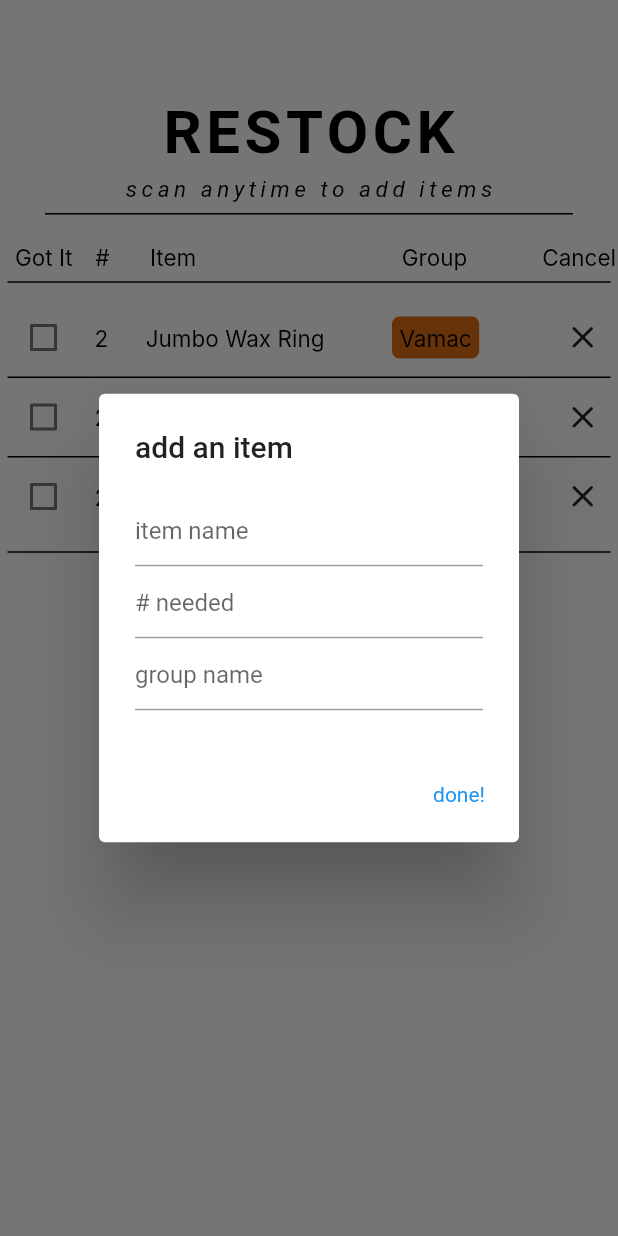
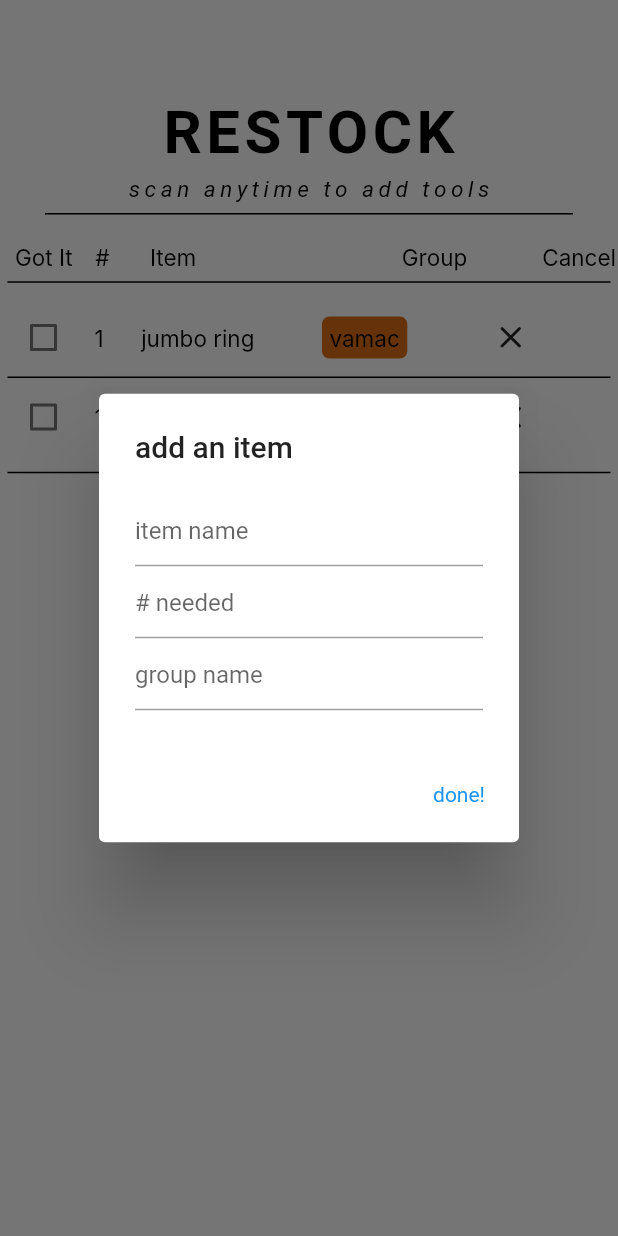
Before and after one commit to chloejireland/sb_inventory, a Flutter app: the AddItemsPage screen opened directly, after a tap on the "add box" icon, on a phone screen of 412 x 824 dp. Run offline on Flutter 3.47's test engine with Material 2 defaults, Android fonts, the phone set to English and light mode, and no system bars; our stand-ins replace firebase_core, firebase_database; accounts and stored records are empty; Roboto replaces fonts that are missing (Inter, Viga).

Commit message:
commiting changes

```diff
--- a/lib/addItems.dart
+++ b/lib/addItems.dart
@@ -1,7 +1,18 @@
-// ignore_for_file: file_names
+//TODO
+// - fix add screen by adding cancel button and validation of user input
+
+// ignore_for_file: file_names, avoid_print, prefer_const_constructors
+
+import 'dart:async';
+import 'dart:convert';
+import 'dart:core';
+import 'dart:io';
+
+import 'package:firebase_database/ui/utils/stream_subscriber_mixin.dart';
 import 'package:flutter/material.dart';
 import 'package:firebase_core/firebase_core.dart';
 import 'package:firebase_database/firebase_database.dart';
+//import 'package:sb_inventory/tool.dart';
 
 class AddItems extends StatelessWidget {
   @override
@@ -18,28 +29,163 @@ class AddItemsPage extends StatefulWidget {
 }
 
 class _AddItemsPageState extends State<AddItemsPage> {
-  static final List<String> items = <String>["Item 1", "Item 2", "Item 3"];
+  //late List<Tool> tools;
+  late List values;
+  late List<dynamic> keys;
 
   final database = FirebaseDatabase.instance.ref();
+  DatabaseReference toolsChild = FirebaseDatabase.instance.ref("/toolID");
+  late StreamSubscription _streamSubscription;
+
+  DatabaseReference dbRef = FirebaseDatabase.instance.ref('/toolID');
+
+  //DatabaseReference toolsChild = dbRef.child("tools");
 
   final TextEditingController itemCtrl = TextEditingController();
   final TextEditingController numCtrl = TextEditingController();
   final TextEditingController groupCtrl = TextEditingController();
 
-  List<bool> isChecked = List<bool>.generate(items.length, (index) => false);
+  @override
+  void initState() {
+    super.initState();
+    _activateListener();
+  }
 
   // discard any resources used up by the object
   @override
   void dispose() {
+    super.dispose();
     itemCtrl.dispose();
     numCtrl.dispose();
     groupCtrl.dispose();
-    super.dispose();
+  }
+
+  void _activateListener() {
+    List<String> toolAtts = [];
+    dbRef.onValue.listen((DatabaseEvent event) {
+      // iterate through the whole database by every key?
+      final data = event.snapshot.value;
+      //print("raw data: ");
+      //print(data);
+      String encodeData = jsonEncode(data);
+      Map<String, dynamic> parsedData = jsonDecode(encodeData);
+      //print("parsed data:");
+      //print('${parsedData.runtimeType} : $parsedData');
+      //print("print: parsedData[1]");
+      //print(parsedData[0]);
+      //print("parsed data length: ");
+      dynamic values = parsedData.values;
+      print('values: $values');
+
+      print('--------- PARSED DATA ---------');
+
+      print('parsed dataruntime type');
+      print(parsedData.runtimeType);
+      print('parsed data: $parsedData');
+
+      // key -itemID
+      toolAtts.add(parsedData.keys.first);
+      // current stock (type cast to string)
+      toolAtts.add(values.elementAt(0)['currentStock'].toString());
+      // groupname
+      toolAtts.add(values.elementAt(0)['groupName']);
+      // toolName
+      toolAtts.add(values.elementAt(0)['toolName']);
+
+      //print(parsedData.values.elementAt(0)['currentStock']); // current Stock?
+
+      print('toolAtts: $toolAtts');
+      print('--------------------------------');
+
+      /*
+      print('---------- UNPARSED DATA -----------------');
+      print('data runtime type');
+      print(data.runtimeType);
+      print('data: $data');
+      // print(); // current Stock?
+      print('-------------------------------------------');
+      */
+
+      try {
+        //var tool = Tool.fromJson(parsedData);
+        //print(tool.currentStock);
+        //tools.add(tool);
+      } catch (e) {
+        print("error with $e");
+        //exit(0);
+      }
+
+      // TESTING SOMETHING
+      // -----------------
+      /*
+      List testingList;
+      for (MapEntry<String, dynamic> idx in parsedData.entries) {
+        testingList.add(Tool.fromJson(idx));
+      }
+      */
+
+      // ------------------
+
+      //print(parsedData.keys.first);
+      //print('values :  \t $values');
+      //Iterable<dynamic> values = parsedData.values;
+
+      /****
+
+      String toolID = parsedData.keys.first; // need to change
+
+      int curStock = parsedData.values.elementAt(0);
+      //print(curStock);
+
+      //int curStock = values.elementAt(0);
+      String groupName = values.elementAt(1);
+      String toolName = values.elementAt(2);
+      print(curStock);
+      print(toolID);
+      print(groupName);
+      print(toolName);
+
+      ******/
+
+      //values = parsedData.values;
+      //keys = parsedData.keys.first;
+      //Tool(this.toolID, this.groupName, this.toolName, this.currentStock);
+
+      //Tool tool = Tool(toolID, groupName, toolName, curStock);
+      //tools.add(tool);
+    });
+  } // end activate listenters
+
+  void makeTool(List keys, List values, List toolsList) {
+    // for the length of the 'keys' list
+    for (int idx = 0; idx < keys.length; idx++) {
+      //String a = keys[idx];
+      //String b = values[idx]['currentStock'];
+      //String c = values[idx]['groupName'];
+      //String d = values[idx]['toolName'];
+
+      //Tool tool = Tool(a, b, c, d);
+      //tools.add(tool);
+    }
+  }
+
+  String string(int) {
+    var newStr = int.toString();
+    return newStr;
   }
 
   @override
   Widget build(BuildContext context) {
-    final toolsRef = database.child('/tools');
+    //initialize tools with all of the objects before calling build function
+    // to avoid late inisitalization error?
+    final toolsRef = database.child('/toolID');
+    //_activateListener();
+
+    // makeTool(keys, values, tools);
+    // need to have the db loaded be4 making the list
+
+    List<String> tools = ['1', '2'];
+    List<bool> isChecked = List<bool>.generate(tools.length, (index) => false);
 
     return Scaffold(
       body: Container(
@@ -52,10 +198,10 @@ class _AddItemsPageState extends State<AddItemsPage> {
             ListView.separated(
               shrinkWrap: true,
               padding: const EdgeInsets.all(5),
-              itemCount: items.length,
+              itemCount: tools.length,
               itemBuilder: (context, index) {
-                final item = items[index];
-                return Row(key: ObjectKey(item), children: [
+                //final tool = tools[index];
+                return Row(key: ObjectKey(tools[index]), children: [
                   Checkbox(
                     value: isChecked[index],
                     onChanged: (value) {
@@ -67,24 +213,27 @@ class _AddItemsPageState extends State<AddItemsPage> {
                   // ignore: prefer_const_constructors
                   Padding(
                       padding: const EdgeInsets.only(left: 10),
-                      child: const Text(
-                        "2",
+                      child: Text(
+                        //string(tools[index].currentStock),
+                        '1',
                         style: hRowStyle,
                       )),
 
                   // ignore: prefer_const_constructors
                   Padding(
                       padding: const EdgeInsets.fromLTRB(25, 0, 45, 0),
-                      child: const Text(
-                        "Jumbo Wax Ring",
+                      child: Text(
+                        //tools[index].toolName,
+                        'jumbo ring',
                         style: hRowStyle,
                       )),
 
                   // ignore: avoid_unnecessary_containers
                   Container(
                     // ignore: sort_child_properties_last
-                    child: const Text(
-                      "Vamac",
+                    child: Text(
+                      //tools[index].groupName,
+                      'vamac',
                       style: hRowStyle,
                     ),
                     decoration: BoxDecoration(
@@ -100,7 +249,7 @@ class _AddItemsPageState extends State<AddItemsPage> {
                       icon: const Icon(Icons.clear_rounded),
                       iconSize: 25,
                       onPressed: () {
-                        //items.removeAt(index);
+                        //tools.removeAt(index);
                       },
                     ),
                   ),
@@ -182,6 +331,23 @@ class _AddItemsPageState extends State<AddItemsPage> {
                         )),
                 child: const Text("done!"),
                 onPressed: () {
+                  //var ran = Random();
+                  Map<String, String> tool = {
+                    'toolName': itemCtrl.text,
+                    'currentStock': numCtrl.text,
+                    'groupName': groupCtrl.text,
+                    //'neededStock' : someVar
+                    //'toolID' : someID,
+                  };
+                  toolsChild
+                      .push()
+                      .set(tool)
+                      .then((_) => print("success!"))
+                      .catchError((onError) => print("ERROR! $onError"));
+                  //toolsChild
+                  //    .set({'tool': 'Jumbo Ring', 'number': 1})
+                  //    .then((_) => print("success!"))
+                  //    .catchError((onError) => print("ERROR! $onError"));
                   Navigator.of(context).pop();
                   WidgetsBinding.instance
                       .addPostFrameCallback((_) => itemCtrl.clear());
@@ -239,7 +405,7 @@ class _AddItemsPageState extends State<AddItemsPage> {
   static const scanTxt = Padding(
     padding: EdgeInsets.only(top: 5),
     child: Text(
-      "scan anytime to add items",
+      "scan anytime to add tools",
       style: scanStyle,
     ),
   );
@@ -321,4 +487,37 @@ class _AddItemsPageState extends State<AddItemsPage> {
 
 // **** begin ListView ******
 
+  @override
+  void deactivate() {
+    _streamSubscription.cancel();
+    super.deactivate();
+  }
 } //  end class
+
+class Tool {
+  String toolID = '';
+  String groupName = '';
+  String toolName = '';
+  int currentStock = 0; // change to int?
+  //int neededStock;
+
+  // constructor
+  Tool(this.toolID, this.groupName, this.toolName, this.currentStock);
+
+  Tool.fromList(List attList) {
+    toolID = attList[0];
+    currentStock = attList[1];
+    groupName = attList[2];
+    toolName = attList[3];
+  }
+  /*
+  Tool.fromJson(Map<String, dynamic> json)
+      : groupName = json['groupName'],
+        toolName = json['toolName'],
+        currentStock = json['currentStock'],
+        toolID = "12345";
+  */
+  //void tool2List(Tool tool, List<Tool> tools) {
+  //  tools.add(tool);
+  //}
+} // end tool class
```
Also changed, not shown: lib/login.dart (+5 -4 lines), lib/main.dart (+6 -4 lines).
